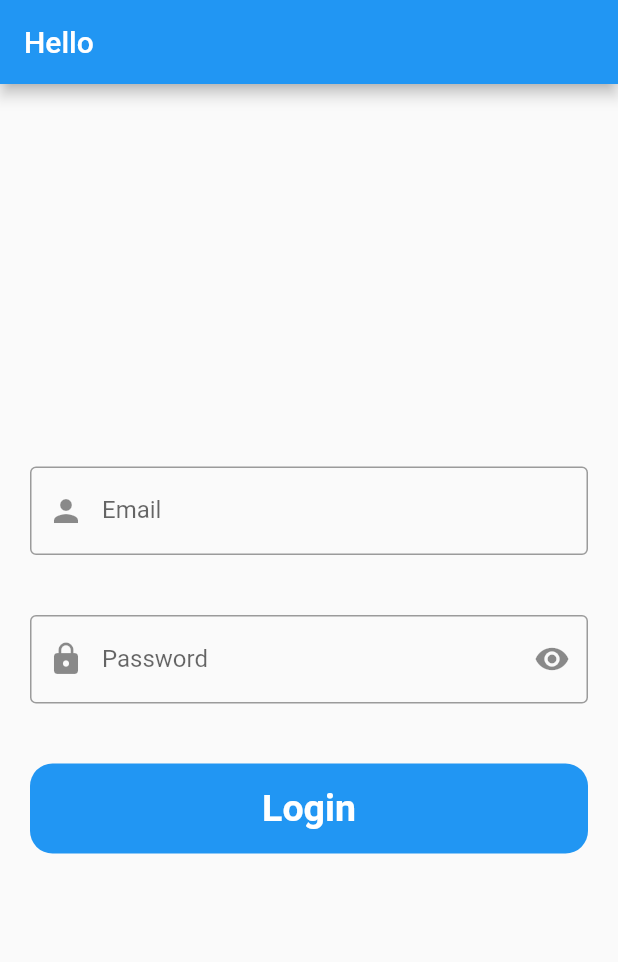
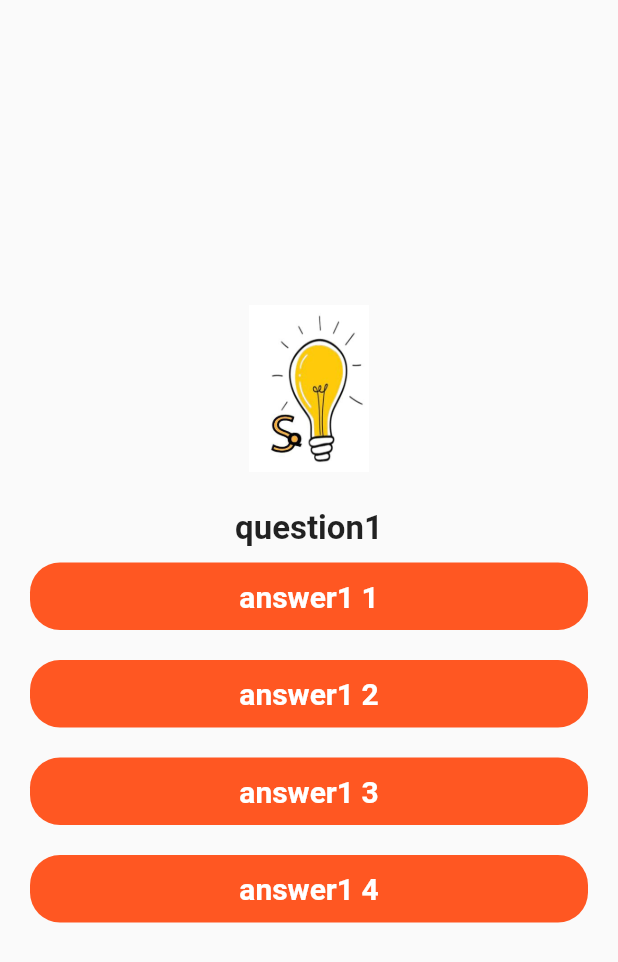
Before and after one commit to melshenawyarabapps/g4_5, a Flutter app: the screen it shows after launch, on a phone screen of 412 x 824 dp. Shown: the top 962 px of the screen. Run offline on Flutter 3.47's test engine with Material 2 defaults, Android fonts, the phone set to English and light mode, and no system bars.

Commit message:
quiz app

```diff
--- /dev/null
+++ b/lib/answer.dart
@@ -0,0 +1,47 @@
+import 'package:flutter/material.dart';
+
+class Answer extends StatefulWidget {
+  Answer({
+    Key? key,
+    required this.answer,
+    required this.fun
+  }) : super(key: key);
+
+  String answer;
+
+  var fun;
+
+  @override
+  State<Answer> createState() => _AnswerState();
+}
+
+class _AnswerState extends State<Answer> {
+  @override
+  Widget build(BuildContext context) {
+    return GestureDetector(
+      onTap: () {
+        widget.fun();
+      },
+      child: Container(
+        margin: EdgeInsets.symmetric(vertical: 10),
+        alignment: Alignment.center,
+        height: 45,
+        width: double.infinity,
+        decoration: BoxDecoration(
+          borderRadius: BorderRadius.circular(
+            20,
+          ),
+          color: Colors.deepOrange,
+        ),
+        child: Text(
+          '${widget.answer}',
+          style: TextStyle(
+            color: Colors.white,
+            fontSize: 20,
+            fontWeight: FontWeight.bold,
+          ),
+        ),
+      ),
+    );
+  }
+}
--- a/lib/main.dart
+++ b/lib/main.dart
@@ -1,6 +1,6 @@
 import 'package:flutter/material.dart';
 
-import 'screen2.dart';
+import 'my_home_screen.dart';
 
 void main() {
   runApp(MyApp());
@@ -12,158 +12,11 @@ class MyApp extends StatefulWidget {
 }
 
 class _MyAppState extends State<MyApp> {
-
-
   @override
   Widget build(BuildContext context) {
     return MaterialApp(
-      home: Home()
+      debugShowCheckedModeBanner: false,
+      home: MyHomeScreen(),
     );
   }
 }
-
-class Home extends StatefulWidget {
-  const Home({Key? key}) : super(key: key);
-
-  @override
-  State<Home> createState() => _HomeState();
-}
-
-class _HomeState extends State<Home> {
-  int count = 0;
-
-  add() {
-    count++;
-    setState(() {});
-  }
-
-  String emailController = '';
-  String passwordController = '';
-
-  GlobalKey<FormState> ketTest = GlobalKey<FormState>();
-  @override
-  Widget build(BuildContext context) {
-    return Scaffold(
-      appBar: AppBar(
-        title: Text(
-          'Hello',
-        ),
-      ),
-      body: Form(
-        key: ketTest,
-        child: Column(
-          mainAxisAlignment: MainAxisAlignment.center,
-          children: [
-            Padding(
-              padding: EdgeInsets.all(20),
-              child: TextFormField(
-                onChanged: (String value) {
-                  emailController = value;
-                },
-                decoration: InputDecoration(
-                  labelText: 'Email',
-                  hintText: 'Enter your email',
-                  prefixIcon: Icon(Icons.person),
-                  border: OutlineInputBorder(
-                    borderSide: BorderSide(
-                      color: Colors.red,
-                    ),
-                  ),
-                ),
-                validator: (String? value) {
-                  if (value == null || value.isEmpty) {
-                    return 'required';
-                  }
-                  if (!value.contains('@')) {
-                    return "!contains('@')";
-                  } else {
-                    return null;
-                  }
-                },
-              ),
-            ),
-            Padding(
-              padding: EdgeInsets.all(20),
-              child: TextFormField(
-                onChanged: (String value) {
-                  passwordController = value;
-                },
-                decoration: InputDecoration(
-                  labelText: 'Password',
-                  hintText: 'Enter your password',
-                  prefixIcon: Icon(Icons.lock),
-                  suffixIcon: Icon(Icons.visibility),
-                  border: OutlineInputBorder(
-                    borderSide: BorderSide(color: Colors.red),
-                  ),
-                ),
-                validator: (String? value) {
-                  if (value == null || value.isEmpty) {
-                    return 'required';
-                  }
-                  if (value.length < 5) {
-                    return 'length<5';
-                  } else {
-                    return null;
-                  }
-                },
-              ),
-            ),
-            GestureDetector(
-              onTap: (){
-                if(ketTest.currentState!.validate()==true){
-                  Navigator.push(context, MaterialPageRoute(builder: (BuildContext context){
-                    return Screen2();
-                  }));
-                }
-              },
-              child: Container(
-                alignment: Alignment.center,
-                width: double.infinity,
-                margin: EdgeInsets.all(20),
-                height: 60,
-                decoration: BoxDecoration(
-                  color: Colors.blue,
-                  borderRadius: BorderRadius.circular(15),
-                ),
-                child: Text(
-                  'Login',
-                  style: TextStyle(
-                      color: Colors.white,
-                      fontSize: 25,
-                      fontWeight: FontWeight.bold),
-                ),
-              ),
-            ),
-
-          ],
-        ),
-      ),
-    );
-  }
-}
-
-
-
-
-
-
-
-
-class FormTest2 extends StatefulWidget {
-  const FormTest2({Key? key}) : super(key: key);
-
-  @override
-  State<FormTest2> createState() => _FormTest2State();
-}
-
-class _FormTest2State extends State<FormTest2> {
-  printHello() {
-    print('Hello');
-  }
-
-  @override
-  Widget build(BuildContext context) {
-    return Container();
-  }
-}
--- /dev/null
+++ b/lib/my_home_screen.dart
@@ -0,0 +1,135 @@
+import 'package:first_12/answer.dart';
+import 'package:first_12/question.dart';
+import 'package:flutter/material.dart';
+
+class MyHomeScreen extends StatefulWidget {
+  const MyHomeScreen({Key? key}) : super(key: key);
+
+  @override
+  State<MyHomeScreen> createState() => _MyHomeScreenState();
+}
+
+class _MyHomeScreenState extends State<MyHomeScreen> {
+  List<String> question = [
+    'question1',
+    'question2',
+    'question3',
+  ];
+
+  List<List<Map<String, dynamic>>> answers = [
+    [
+      {
+        'text': 'answer1 1',
+        'score': 10,
+      },
+      {
+        'text': 'answer1 2',
+        'score': 0,
+      },
+      {
+        'text': 'answer1 3',
+        'score': 0,
+      },
+      {
+        'text': 'answer1 4',
+        'score': 0,
+      }
+    ],
+    [
+      {
+        'text': 'answer2 1',
+        'score': 0,
+      },
+      {
+        'text': 'answer2 2',
+        'score': 10,
+      },
+      {
+        'text': 'answer2 3',
+        'score': 0,
+      }
+    ],
+    [
+      {
+        'text': 'answer3 1',
+        'score': 10,
+      },
+      {
+        'text': 'answer3 2',
+        'score': 0,
+      }
+    ],
+  ];
+
+  int index = 0;
+
+  int score = 0;
+
+  changeScore({
+    required int score,
+  }) {
+    this.score += score;
+    setState(() {});
+  }
+
+  changeIndex() {
+      setState(() {
+        index++;
+      });
+  }
+
+  restartApp() {
+    index = 0;
+    score = 0;
+    setState(() {});
+  }
+
+  @override
+  Widget build(BuildContext context) {
+    return Scaffold(
+      body: SafeArea(
+        child: Padding(
+          padding: EdgeInsets.symmetric(horizontal: 20, vertical: 15),
+          child: Column(
+            mainAxisAlignment: MainAxisAlignment.center,
+            children: [
+              Image.asset(
+                'assets/lamp.jpg',
+                height: 120,
+                width: 80,
+              ),
+              SizedBox(
+                height: 20,
+              ),
+              if(index < answers.length )
+              Question(
+                question: question[index],
+              ),
+              if(index < answers.length )
+              for (int i = 0; i < answers[index].length; i++)
+                Answer(
+                  answer: answers[index][i]['text'] as String,
+                  fun: () {
+                    changeScore(
+                      score: answers[index][i]['score'],
+                    );
+                    changeIndex();
+                    print(score);
+                  },
+                ),
+              if(index == answers.length)
+                Text('Your score is : $score'),
+              if(index == answers.length)
+                Answer(
+                  answer: 'Restart',
+                  fun: () {
+                   restartApp();
+                  },
+                ),
+            ],
+          ),
+        ),
+      ),
+    );
+  }
+}
--- /dev/null
+++ b/lib/question.dart
@@ -0,0 +1,18 @@
+import 'package:flutter/material.dart';
+
+class Question extends StatelessWidget {
+   Question({Key? key,required this.question}) : super(key: key);
+
+   String question;
+
+  @override
+  Widget build(BuildContext context) {
+    return Text(
+      '$question',
+      style: TextStyle(
+        fontWeight: FontWeight.bold,
+        fontSize: 22,
+      ),
+    );
+  }
+}
--- a/lib/screen2.dart
+++ /dev/null
@@ -1,18 +0,0 @@
-import 'package:flutter/material.dart';
-
-class Screen2 extends StatelessWidget {
-  @override
-  Widget build(BuildContext context) {
-    return Scaffold(
-      appBar: AppBar(
-        leading: IconButton(
-          icon: Icon(Icons.arrow_back_ios),
-          onPressed: () {
-            Navigator.pop(context);
-          },
-        ),
-      ),
-      body: Container(),
-    );
-  }
-}
--- a/pubspec.yaml
+++ b/pubspec.yaml
@@ -60,8 +60,8 @@ flutter:
   uses-material-design: true
 
   # To add assets to your application, add an assets section, like this:
-  # assets:
-  #   - images/a_dot_burr.jpeg
+  assets:
+    - assets/
   #   - images/a_dot_ham.jpeg
 
   # An image asset can refer to one or more resolution-specific "variants", see
```
Also changed, not shown: assets/lamp.jpg (added).
